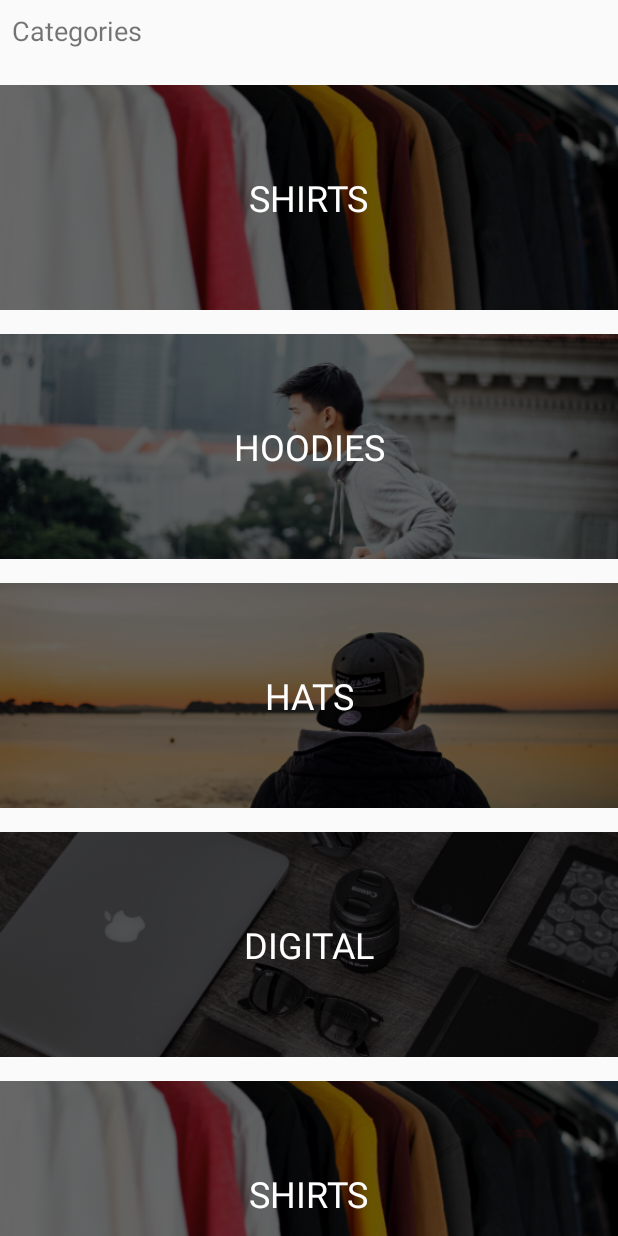
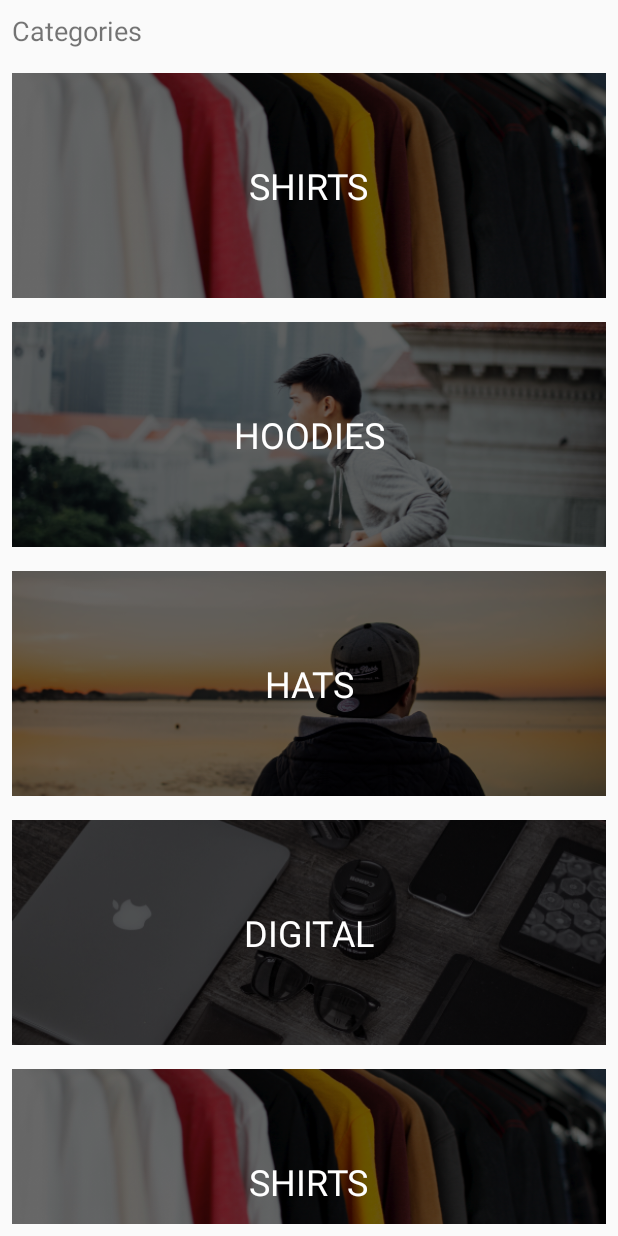
Before and after one commit to CodingAlongX/uds_ak_coder_swag, an Android app: the screen it shows after launch (MainActivity), on a phone screen of 412 x 824 dp. Run offline under Robolectric (Android 15) with nearby library versions, the phone set to English and light mode, and no system bars.

Commit message:
refactored for recyclerView adapter

```diff
--- a/app/build.gradle
+++ b/app/build.gradle
@@ -30,4 +30,5 @@ dependencies {
     testImplementation 'junit:junit:4.12'
     androidTestImplementation 'com.android.support.test:runner:1.0.2'
     androidTestImplementation 'com.android.support.test.espresso:espresso-core:3.0.2'
+    implementation 'com.android.support:recyclerview-v7:28.0.0'
 }
--- /dev/null
+++ b/app/src/main/java/pro/smjx/coderswag/adapters/CategoryRecyclerAdapter.kt
@@ -0,0 +1,40 @@
+package pro.smjx.coderswag.adapters
+
+import android.content.Context
+import android.support.v7.widget.RecyclerView
+import android.view.LayoutInflater
+import android.view.View
+import android.view.ViewGroup
+import android.widget.ImageView
+import android.widget.TextView
+import pro.smjx.coderswag.R
+import pro.smjx.coderswag.model.Category
+
+class CategoryRecyclerAdapter(val context: Context, val categories: List<Category>) :
+    RecyclerView.Adapter<CategoryRecyclerAdapter.Holder>() {
+    override fun onCreateViewHolder(parent: ViewGroup, viewType: Int): Holder {
+        val view = LayoutInflater.from(context)
+            .inflate(R.layout.category_list_item, parent, false)
+        return Holder(view)
+    }
+
+    override fun getItemCount(): Int {
+        return categories.count()
+    }
+
+    override fun onBindViewHolder(holder: Holder, position: Int) {
+        holder.bindCategory(categories[position], context)
+    }
+
+    inner class Holder(itemView: View) : RecyclerView.ViewHolder(itemView) {
+        val categoryImage = itemView.findViewById<ImageView>(R.id.categoryImage)
+        val categoryName = itemView.findViewById<TextView>(R.id.categoryName)
+
+        fun bindCategory(category: Category, context: Context) {
+            val resourceId = context.resources.getIdentifier(category.image, "drawable", context.packageName)
+
+            categoryImage?.setImageResource(resourceId)
+            categoryName?.text = category.title
+        }
+    }
+}
--- a/app/src/main/java/pro/smjx/coderswag/controller/MainActivity.kt
+++ b/app/src/main/java/pro/smjx/coderswag/controller/MainActivity.kt
@@ -2,31 +2,33 @@ package pro.smjx.coderswag.controller
 
 import android.os.Bundle
 import android.support.v7.app.AppCompatActivity
+import android.support.v7.widget.LinearLayoutManager
+import android.support.v7.widget.RecyclerView
 import android.widget.Toast
 import kotlinx.android.synthetic.main.activity_main.*
 import pro.smjx.coderswag.R
 import pro.smjx.coderswag.adapters.CategoryAdapter
+import pro.smjx.coderswag.adapters.CategoryRecyclerAdapter
 import pro.smjx.coderswag.services.DataService
 
 class MainActivity : AppCompatActivity() {
 
-    lateinit var adapter: CategoryAdapter
+    lateinit var adapter: CategoryRecyclerAdapter
 
     override fun onCreate(savedInstanceState: Bundle?) {
         super.onCreate(savedInstanceState)
         setContentView(R.layout.activity_main)
 
-        adapter = CategoryAdapter(
+        adapter = CategoryRecyclerAdapter(
             this,
             DataService.categories
         )
 
-        categoryListView.adapter = adapter
+        categoryRecyclerView.adapter = adapter
 
-        categoryListView.setOnItemClickListener { adapterView, view, position, id ->
-            val category = DataService.categories[position]
+        val layoutManager = LinearLayoutManager(this)
+        categoryRecyclerView.layoutManager = layoutManager
+        categoryRecyclerView.setHasFixedSize(true)
 
-            Toast.makeText(this, "You clicked on the ${category.title} cell", Toast.LENGTH_SHORT).show()
-        }
     }
 }
--- a/app/src/main/res/layout/activity_main.xml
+++ b/app/src/main/res/layout/activity_main.xml
@@ -10,18 +10,16 @@
     <TextView
             android:layout_width="wrap_content"
             android:layout_height="wrap_content"
-            android:text="Categories" android:layout_marginTop="8dp"
+            android:text="@string/categories" android:layout_marginTop="8dp"
             app:layout_constraintTop_toTopOf="parent" app:layout_constraintStart_toStartOf="parent"
-            android:textSize="18dp"
+            android:textSize="18sp"
             android:layout_marginStart="8dp" android:id="@+id/textView"/>
-    <ListView
+    <android.support.v7.widget.RecyclerView
             android:layout_width="0dp"
-            android:layout_height="0dp" android:layout_marginTop="16dp"
-            app:layout_constraintTop_toBottomOf="@+id/textView" app:layout_constraintStart_toStartOf="parent"
-            app:layout_constraintEnd_toEndOf="parent"
-            app:layout_constraintBottom_toBottomOf="parent"
-            android:id="@+id/categoryListView"
-            android:divider="@null"
-    />
+            android:layout_height="0dp"
+            app:layout_constraintTop_toBottomOf="@id/textView" android:id="@+id/categoryRecyclerView"
+            android:layout_marginTop="8dp" app:layout_constraintStart_toStartOf="parent"
+            android:layout_marginStart="8dp" app:layout_constraintEnd_toEndOf="parent" android:layout_marginEnd="8dp"
+            app:layout_constraintBottom_toBottomOf="parent" android:layout_marginBottom="8dp"/>
 
 </android.support.constraint.ConstraintLayout>
--- a/app/src/main/res/layout/category_list_item.xml
+++ b/app/src/main/res/layout/category_list_item.xml
@@ -3,7 +3,7 @@
                                              xmlns:app="http://schemas.android.com/apk/res-auto"
                                              xmlns:tools="http://schemas.android.com/tools"
                                              android:layout_width="match_parent"
-                                             android:layout_height="150dp">
+                                             android:layout_height="166dp">
 
     <ImageView
             android:layout_width="0dp"
--- a/app/src/main/res/values/strings.xml
+++ b/app/src/main/res/values/strings.xml
@@ -1,3 +1,4 @@
 <resources>
     <string name="app_name">CoderSwag</string>
+    <string name="categories">Categories</string>
 </resources>
```
